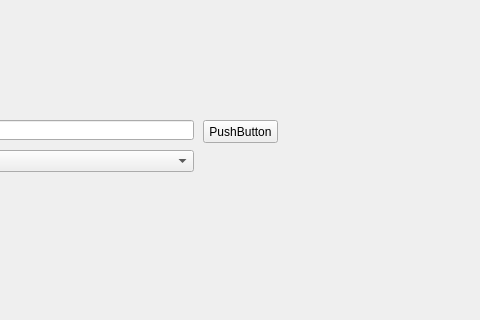
Before: the Qt Designer form QT/Weather/WeatherTest/widget.ui in SeidC/GitRepoProjects, drawn with Qt 5; both pictures show x 267 to 747 and y 0 to 320 of the 885 by 574 pixel window.
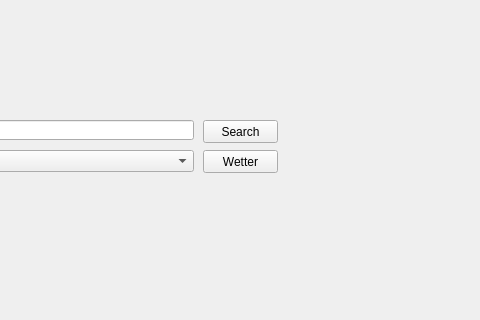
After: the same form once the commit is applied.

Commit message: Updates der Weather Klasse. Hinzufügen des Wetter request sowie der Start der suchfunktion. Anpassung der gefundenen daten notwendig. kleinere Erweiterung der Gui Obefläche um Button zum Anfordern des wetters

The edit to the form file:
```diff
--- a/QT/Weather/WeatherTest/widget.ui
+++ b/QT/Weather/WeatherTest/widget.ui
@@ -33,7 +33,7 @@
     </rect>
    </property>
    <property name="text">
-    <string>PushButton</string>
+    <string>Search</string>
    </property>
   </widget>
   <widget class="QLineEdit" name="lineEdit">
@@ -46,6 +46,19 @@
     </rect>
    </property>
   </widget>
+  <widget class="QPushButton" name="pushButton_2">
+   <property name="geometry">
+    <rect>
+     <x>470</x>
+     <y>150</y>
+     <width>75</width>
+     <height>23</height>
+    </rect>
+   </property>
+   <property name="text">
+    <string>Wetter</string>
+   </property>
+  </widget>
  </widget>
  <layoutdefault spacing="6" margin="11"/>
  <resources/>
```
The commit also changes 9 other files.
